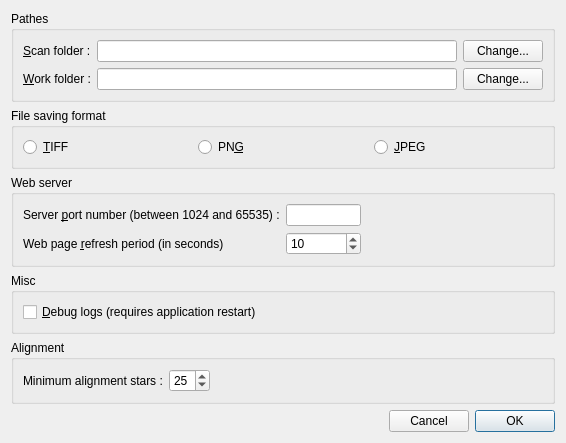
Above: src/als/ui/prefs_ui.ui from gehelem/als before the change. Below: the same form after it.
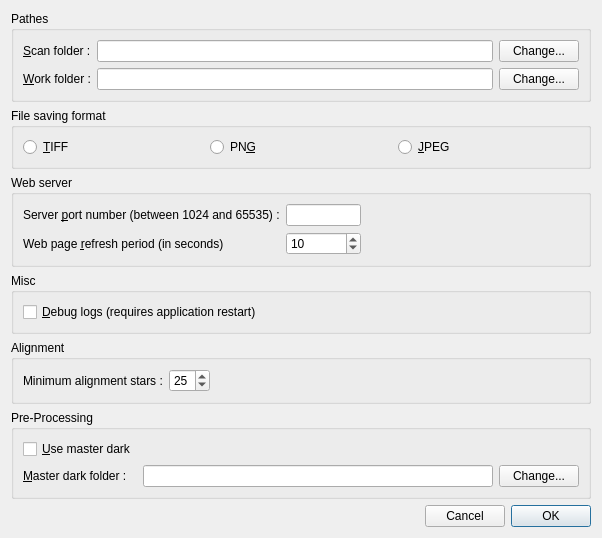
That is the form after the change.

Commit message: Add DarkRemove function

Patch:
```diff
--- a/src/als/ui/prefs_ui.ui
+++ b/src/als/ui/prefs_ui.ui
@@ -258,6 +258,69 @@
      </layout>
     </widget>
    </item>
+   <item>
+    <widget class="QGroupBox" name="groupBox_5">
+     <property name="title">
+      <string>Pre-Processing</string>
+     </property>
+     <layout class="QHBoxLayout" name="horizontalLayout_6">
+      <item>
+       <layout class="QGridLayout" name="gridLayout">
+        <item row="0" column="0">
+          <widget class="QCheckBox" name="chk_use_dark">
+           <property name="text">
+            <string>&amp;Use master dark</string>
+           </property>
+          </widget>
+        </item>
+        <item row="1" column="0">
+         <widget class="QLabel" name="lbl_dark_folder">
+          <property name="text">
+           <string>&amp;Master dark folder :</string>
+          </property>
+          <property name="buddy">
+           <cstring>btn_dark_scan</cstring>
+          </property>
+         </widget>
+        </item>
+        <item row="1" column="1">
+         <widget class="QLineEdit" name="ln_master_dark_path">
+          <property name="minimumSize">
+           <size>
+            <width>350</width>
+            <height>0</height>
+           </size>
+          </property>
+          <property name="readOnly">
+           <bool>true</bool>
+          </property>
+         </widget>
+        </item>
+        <item row="1" column="2">
+         <widget class="QPushButton" name="btn_dark_scan">
+          <property name="text">
+           <string>Change...</string>
+          </property>
+         </widget>
+        </item>
+       </layout>
+      </item>
+      <item>
+       <spacer name="horizontalSpacer_4">
+        <property name="orientation">
+         <enum>Qt::Horizontal</enum>
+        </property>
+        <property name="sizeHint" stdset="0">
+         <size>
+          <width>160</width>
+          <height>20</height>
+         </size>
+        </property>
+       </spacer>
+      </item>
+     </layout>
+    </widget>
+   </item>
    <item>
     <layout class="QHBoxLayout" name="horizontalLayout">
      <property name="sizeConstraint">
```
The commit also changes 4 other files.
